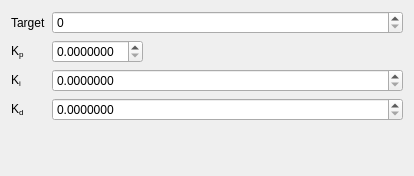
This is src/util/FormPID.ui in lcnsqr/neblinux as Qt 5 draws it before an edit. The edited form follows.
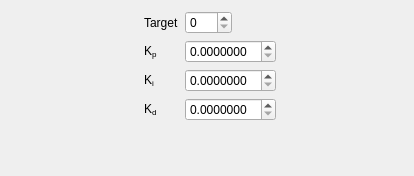
This is the edited form.

```diff
--- a/src/util/FormPID.ui
+++ b/src/util/FormPID.ui
@@ -27,7 +27,7 @@
    <item row="0" column="1">
     <widget class="QSpinBox" name="target">
      <property name="sizePolicy">
-      <sizepolicy hsizetype="Minimum" vsizetype="Minimum">
+      <sizepolicy hsizetype="Fixed" vsizetype="Fixed">
        <horstretch>0</horstretch>
        <verstretch>0</verstretch>
       </sizepolicy>
@@ -102,6 +102,12 @@
    </item>
    <item row="2" column="1">
     <widget class="QDoubleSpinBox" name="cPID1">
+     <property name="sizePolicy">
+      <sizepolicy hsizetype="Fixed" vsizetype="Fixed">
+       <horstretch>0</horstretch>
+       <verstretch>0</verstretch>
+      </sizepolicy>
+     </property>
      <property name="maximumSize">
       <size>
        <width>16777215</width>
@@ -128,6 +134,12 @@
    </item>
    <item row="3" column="1">
     <widget class="QDoubleSpinBox" name="cPID2">
+     <property name="sizePolicy">
+      <sizepolicy hsizetype="Fixed" vsizetype="Fixed">
+       <horstretch>0</horstretch>
+       <verstretch>0</verstretch>
+      </sizepolicy>
+     </property>
      <property name="maximumSize">
       <size>
        <width>16777215</width>
```
